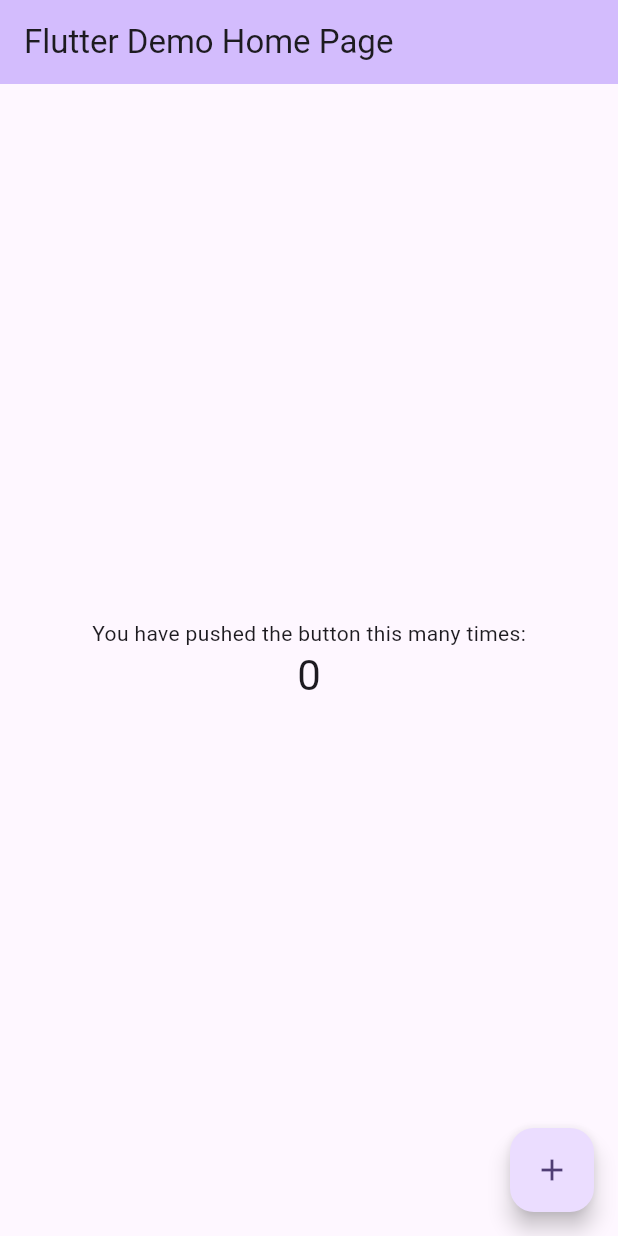
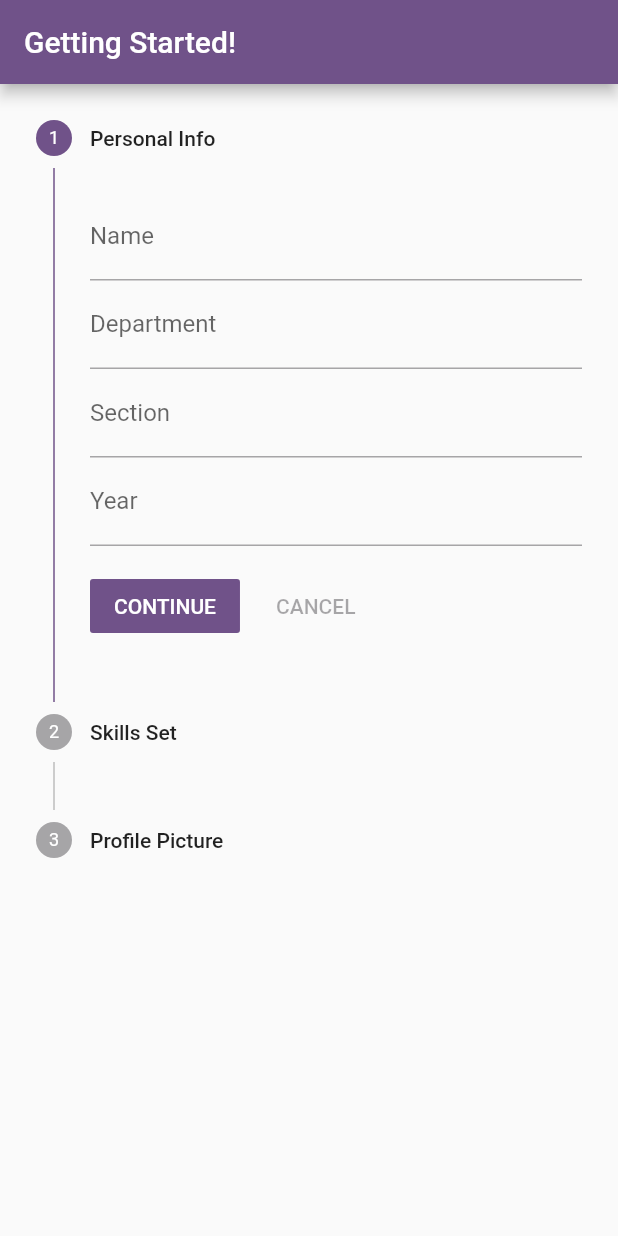
Before and after one commit to Rithik1611/team_up, a Flutter app: the screen it shows after launch, on a phone screen of 412 x 824 dp. Run offline on Flutter 3.47's test engine with Material 3 defaults, Android fonts, the phone set to English and light mode, and no system bars; our stand-ins replace dio, image_picker, sembast.

Commit message:
form page

```diff
--- /dev/null
+++ b/lib/api/dio_service.dart
@@ -0,0 +1,41 @@
+import 'package:dio/dio.dart';
+
+class DioService {
+  final Dio _dio = Dio()
+    ..interceptors.add(LogInterceptor(
+      request: true,
+      requestBody: true,
+      responseBody: true,
+      error: true,
+    ));
+
+  DioService() {
+    _dio.options.baseUrl =
+        'https://kcgteamupserver-production.up.railway.app/api';
+    _dio.interceptors.add(InterceptorsWrapper(
+      onRequest: (options, handler) async {
+        // Add Authorization token to the headers
+        options.headers['Authorization'] =
+            'Bearer eyJhbGciOiJIUzI1NiIsInR5cCI6IkpXVCJ9.eyJuYW1lIjoiQXN3aW4iLCJpZCI6IjY2YmVlZmQzNDJhOTE4Yzg0YWNkOTk3NyIsInJvbGUiOiJzdHVkZW50IiwiaWF0IjoxNzIzNzg5MjY3LCJleHAiOjE3MjYzODEyNjd9.n9pmbrvLlYd9HVl6vyCKulyKO7VpPr5WDHQEaY6o-ZE';
+        return handler.next(options); // Continue with the request
+      },
+    ));
+  }
+
+  // Update this method to accept FormData
+  Future<Response> postRequest(String endpoint, dynamic data) async {
+    try {
+      return await _dio.post(endpoint, data: data);
+    } catch (e) {
+      rethrow;
+    }
+  }
+
+  Future<Response> getRequest(String endpoint) async {
+    try {
+      return await _dio.get(endpoint);
+    } catch (e) {
+      rethrow;
+    }
+  }
+}
--- /dev/null
+++ b/lib/app/app_pallete.dart
@@ -0,0 +1,8 @@
+import 'package:flutter/material.dart';
+
+class AppPallete {
+  static const Color primary = Color.fromRGBO(103, 65, 136, 0);
+  static const Color primary2 = Color.fromRGBO(195, 172, 208, 0);
+  static const Color secondary = Color.fromRGBO(255, 251, 245, 0);
+  static const Color secondary2 = Color.fromRGBO(247, 239, 229, 0);
+}
--- a/lib/main.dart
+++ b/lib/main.dart
@@ -1,125 +1,27 @@
 import 'package:flutter/material.dart';
+import 'package:team_up/app/app_pallete.dart';
+import 'package:team_up/db/sembast_service.dart';
+import 'package:team_up/view/form_page.dart';
 
-void main() {
+void main() async {
+  WidgetsFlutterBinding.ensureInitialized();
+  await SembastService().init();
   runApp(const MyApp());
 }
 
 class MyApp extends StatelessWidget {
   const MyApp({super.key});
 
-  // This widget is the root of your application.
   @override
   Widget build(BuildContext context) {
     return MaterialApp(
-      title: 'Flutter Demo',
+      debugShowCheckedModeBanner: false,
+      title: 'Team Up',
       theme: ThemeData(
-        // This is the theme of your application.
-        //
-        // TRY THIS: Try running your application with "flutter run". You'll see
-        // the application has a purple toolbar. Then, without quitting the app,
-        // try changing the seedColor in the colorScheme below to Colors.green
-        // and then invoke "hot reload" (save your changes or press the "hot
-        // reload" button in a Flutter-supported IDE, or press "r" if you used
-        // the command line to start the app).
-        //
-        // Notice that the counter didn't reset back to zero; the application
-        // state is not lost during the reload. To reset the state, use hot
-        // restart instead.
-        //
-        // This works for code too, not just values: Most code changes can be
-        // tested with just a hot reload.
-        colorScheme: ColorScheme.fromSeed(seedColor: Colors.deepPurple),
-        useMaterial3: true,
+        colorScheme: ColorScheme.fromSeed(seedColor: AppPallete.primary),
+        useMaterial3: false,
       ),
-      home: const MyHomePage(title: 'Flutter Demo Home Page'),
+      home: FormPage(),
     );
   }
 }
-
-class MyHomePage extends StatefulWidget {
-  const MyHomePage({super.key, required this.title});
-
-  // This widget is the home page of your application. It is stateful, meaning
-  // that it has a State object (defined below) that contains fields that affect
-  // how it looks.
-
-  // This class is the configuration for the state. It holds the values (in this
-  // case the title) provided by the parent (in this case the App widget) and
-  // used by the build method of the State. Fields in a Widget subclass are
-  // always marked "final".
-
-  final String title;
-
-  @override
-  State<MyHomePage> createState() => _MyHomePageState();
-}
-
-class _MyHomePageState extends State<MyHomePage> {
-  int _counter = 0;
-
-  void _incrementCounter() {
-    setState(() {
-      // This call to setState tells the Flutter framework that something has
-      // changed in this State, which causes it to rerun the build method below
-      // so that the display can reflect the updated values. If we changed
-      // _counter without calling setState(), then the build method would not be
-      // called again, and so nothing would appear to happen.
-      _counter++;
-    });
-  }
-
-  @override
-  Widget build(BuildContext context) {
-    // This method is rerun every time setState is called, for instance as done
-    // by the _incrementCounter method above.
-    //
-    // The Flutter framework has been optimized to make rerunning build methods
-    // fast, so that you can just rebuild anything that needs updating rather
-    // than having to individually change instances of widgets.
-    return Scaffold(
-      appBar: AppBar(
-        // TRY THIS: Try changing the color here to a specific color (to
-        // Colors.amber, perhaps?) and trigger a hot reload to see the AppBar
-        // change color while the other colors stay the same.
-        backgroundColor: Theme.of(context).colorScheme.inversePrimary,
-        // Here we take the value from the MyHomePage object that was created by
-        // the App.build method, and use it to set our appbar title.
-        title: Text(widget.title),
-      ),
-      body: Center(
-        // Center is a layout widget. It takes a single child and positions it
-        // in the middle of the parent.
-        child: Column(
-          // Column is also a layout widget. It takes a list of children and
-          // arranges them vertically. By default, it sizes itself to fit its
-          // children horizontally, and tries to be as tall as its parent.
-          //
-          // Column has various properties to control how it sizes itself and
-          // how it positions its children. Here we use mainAxisAlignment to
-          // center the children vertically; the main axis here is the vertical
-          // axis because Columns are vertical (the cross axis would be
-          // horizontal).
-          //
-          // TRY THIS: Invoke "debug painting" (choose the "Toggle Debug Paint"
-          // action in the IDE, or press "p" in the console), to see the
-          // wireframe for each widget.
-          mainAxisAlignment: MainAxisAlignment.center,
-          children: <Widget>[
-            const Text(
-              'You have pushed the button this many times:',
-            ),
-            Text(
-              '$_counter',
-              style: Theme.of(context).textTheme.headlineMedium,
-            ),
-          ],
-        ),
-      ),
-      floatingActionButton: FloatingActionButton(
-        onPressed: _incrementCounter,
-        tooltip: 'Increment',
-        child: const Icon(Icons.add),
-      ), // This trailing comma makes auto-formatting nicer for build methods.
-    );
-  }
-}
--- /dev/null
+++ b/lib/models/student.dart
@@ -0,0 +1,27 @@
+import 'dart:io';
+
+class Student {
+  String name;
+  String year;
+  String department;
+  String section;
+  List<String> skills;
+  List<String> interests;
+  File profilePic;
+  String token;
+
+  Student({
+    required this.name,
+    required this.year,
+    required this.department,
+    required this.section,
+    List<String>? skills,
+    List<String>? interests,
+    File? profilePic,
+    String? token,
+  })  : token = token ??
+            'eyJhbGciOiJIUzI1NiIsInR5cCI6IkpXVCJ9.eyJuYW1lIjoiQXN3aW4iLCJpZCI6IjY2YmVlZmQzNDJhOTE4Yzg0YWNkOTk3NyIsInJvbGUiOiJzdHVkZW50IiwiaWF0IjoxNzIzNzg5MjY3LCJleHAiOjE3MjYzODEyNjd9.n9pmbrvLlYd9HVl6vyCKulyKO7VpPr5WDHQEaY6o-ZE',
+        skills = skills ?? [],
+        interests = interests ?? [],
+        profilePic = profilePic ?? File('');
+}
--- /dev/null
+++ b/lib/view/form_page.dart
@@ -0,0 +1,265 @@
+import 'dart:io';
+
+import 'package:dio/dio.dart';
+import 'package:flutter/material.dart';
+import 'package:image_picker/image_picker.dart';
+import 'package:team_up/api/dio_service.dart';
+
+class FormPage extends StatefulWidget {
+  const FormPage({super.key});
+
+  @override
+  State<FormPage> createState() => _FormPageState();
+}
+
+class _FormPageState extends State<FormPage> {
+  int currentStep = 0;
+  final _formKey = GlobalKey<FormState>();
+
+  String _name = '';
+  String _year = '';
+  String _department = '';
+  String _section = '';
+  List<String> _skills = [];
+  List<String> _interests = [];
+  File? _profilePic;
+
+  final ImagePicker _picker = ImagePicker();
+  final DioService _dioService = DioService(); // Instantiate DioService
+
+  Future<void> _pickProfilePic() async {
+    final pickedFile = await _picker.pickImage(source: ImageSource.gallery);
+
+    if (pickedFile != null) {
+      setState(() {
+        _profilePic = File(pickedFile.path);
+      });
+    }
+  }
+
+  Future<void> _sendData() async {
+    // Prepare the form data
+    FormData formData = FormData.fromMap({
+      'name': _name,
+      'year': _year,
+      'department': _department,
+      'section': _section,
+      'skills': _skills,
+      'interests': _interests,
+      if (_profilePic != null)
+        'profile_pic': await MultipartFile.fromFile(
+          _profilePic!.path,
+          filename: _profilePic!.path.split('/').last,
+        ),
+    });
+
+    // Print the contents of FormData in an object-like format
+    Map<String, dynamic> formDataMap = {
+      'name': _name,
+      'year': _year,
+      'department': _department,
+      'section': _section,
+      'skills': _skills,
+      'interests': _interests,
+      if (_profilePic != null) 'profile_pic': _profilePic!.path,
+    };
+    print(formDataMap);
+
+    // Send POST request using Dio
+    Response response =
+        await _dioService.postRequest('/user/updateProfile', formData);
+    print(response);
+
+    if (response.statusCode == 200) {
+      ScaffoldMessenger.of(context).showSnackBar(
+        const SnackBar(content: Text('Data submitted successfully')),
+      );
+    }
+  }
+
+  Future<void> _fetchData() async {
+    try {
+      // Send GET request using Dio
+      Response response = await _dioService.getRequest('/fetchData');
+      if (response.statusCode == 200) {
+        // Handle the fetched data
+        print(response.data); // Example: print fetched data to console
+      }
+    } catch (e) {
+      ScaffoldMessenger.of(context).showSnackBar(
+        SnackBar(content: Text('Failed to fetch data: $e')),
+      );
+    }
+  }
+
+  @override
+  Widget build(BuildContext context) {
+    return Scaffold(
+      appBar: AppBar(
+        title: const Text("Getting Started!"),
+      ),
+      body: Stepper(
+        type: StepperType.vertical,
+        steps: [
+          Step(
+            isActive: currentStep >= 0,
+            title: const Text("Personal Info"),
+            content: Form(
+              key: _formKey,
+              child: Column(
+                children: [
+                  TextFormField(
+                    onChanged: (value) => _name = value,
+                    decoration: const InputDecoration(labelText: 'Name'),
+                    validator: (value) {
+                      if (value == null || value.isEmpty) {
+                        return 'Please enter your name';
+                      }
+                      return null;
+                    },
+                  ),
+                  TextFormField(
+                    onChanged: (value) => _department = value,
+                    decoration: const InputDecoration(labelText: 'Department'),
+                    validator: (value) {
+                      if (value == null || value.isEmpty) {
+                        return 'Please enter your department';
+                      }
+                      return null;
+                    },
+                  ),
+                  TextFormField(
+                    onChanged: (value) => _section = value,
+                    decoration: const InputDecoration(labelText: 'Section'),
+                    validator: (value) {
+                      if (value == null || value.isEmpty) {
+                        return 'Please enter your section';
+                      }
+                      return null;
+                    },
+                  ),
+                  TextFormField(
+                    onChanged: (value) => _year = value,
+                    decoration: const InputDecoration(labelText: 'Year'),
+                    validator: (value) {
+                      if (value == null || value.isEmpty) {
+                        return 'Please enter your year';
+                      }
+                      return null;
+                    },
+                  ),
+                ],
+              ),
+            ),
+          ),
+          Step(
+            isActive: currentStep >= 1,
+            title: const Text("Skills Set"),
+            content: Column(
+              children: [
+                ..._skills.asMap().entries.map((entry) {
+                  int index = entry.key;
+                  return Row(
+                    children: [
+                      Expanded(
+                        child: TextFormField(
+                          onChanged: (value) => setState(() {
+                            _skills[index] = value;
+                          }),
+                          decoration: InputDecoration(
+                            labelText: 'Skill ${index + 1}',
+                          ),
+                        ),
+                      ),
+                      IconButton(
+                        icon: const Icon(Icons.remove),
+                        onPressed: () => setState(() {
+                          _skills.removeAt(index);
+                        }),
+                      ),
+                    ],
+                  );
+                }).toList(),
+                ElevatedButton(
+                  style: ButtonStyle(
+                      padding: MaterialStateProperty.all(
+                          EdgeInsets.symmetric(horizontal: 30))),
+                  onPressed: () => setState(() {
+                    _skills.add('');
+                  }),
+                  child: const Text('Add Skill'),
+                ),
+                SizedBox(
+                  height: 10,
+                ),
+                ..._interests.asMap().entries.map((entry) {
+                  int index = entry.key;
+                  return Row(
+                    children: [
+                      Expanded(
+                        child: TextFormField(
+                          onChanged: (value) => setState(() {
+                            _interests[index] = value;
+                          }),
+                          decoration: InputDecoration(
+                            labelText: 'Interest ${index + 1}',
+                          ),
+                        ),
+                      ),
+                      IconButton(
+                        icon: const Icon(Icons.remove),
+                        onPressed: () => setState(() {
+                          _interests.removeAt(index);
+                        }),
+                      ),
+                    ],
+                  );
+                }).toList(),
+                ElevatedButton(
+                  onPressed: () => setState(() {
+                    _interests.add('');
+                  }),
+                  child: const Text('Add Interest'),
+                ),
+              ],
+            ),
+          ),
+          Step(
+            isActive: currentStep >= 2,
+            title: const Text("Profile Picture"),
+            content: Column(
+              children: [
+                ElevatedButton(
+                  onPressed: _pickProfilePic,
+                  child: const Text('Pick Profile Picture'),
+                ),
+                if (_profilePic != null) ...[
+                  Image.file(_profilePic!, width: 100, height: 100),
+                ],
+              ],
+            ),
+          ),
+        ],
+        currentStep: currentStep,
+        onStepContinue: () {
+          if (_formKey.currentState?.validate() ?? false) {
+            if (currentStep < 2) {
+              setState(() {
+                currentStep += 1;
+              });
+            } else {
+              _sendData();
+            }
+          }
+        },
+        onStepCancel: currentStep == 0
+            ? null
+            : () {
+                setState(() {
+                  currentStep -= 1;
+                });
+              },
+      ),
+    );
+  }
+}
--- /dev/null
+++ b/lib/view/next_page.dart
@@ -0,0 +1,34 @@
+import 'package:flutter/material.dart';
+import 'package:team_up/models/student.dart';
+
+class NextPage extends StatelessWidget {
+  final Student student;
+
+  const NextPage({super.key, required this.student});
+
+  @override
+  Widget build(BuildContext context) {
+    return Scaffold(
+      appBar: AppBar(
+        title: const Text("Next Page"),
+      ),
+      body: Padding(
+        padding: const EdgeInsets.all(16.0),
+        child: Column(
+          crossAxisAlignment: CrossAxisAlignment.start,
+          children: [
+            Text("Name: ${student.name}"),
+            Text("Department: ${student.department}"),
+            Text("Section: ${student.section}"),
+            Text("Year: ${student.year}"),
+            Text("Skills: ${student.skills.join(', ')}"),
+            Text("Interests: ${student.interests.join(', ')}"),
+            student.profilePic.path.isNotEmpty
+                ? Image.file(student.profilePic, height: 100)
+                : const Text('No profile picture selected.'),
+          ],
+        ),
+      ),
+    );
+  }
+}
--- a/pubspec.yaml
+++ b/pubspec.yaml
@@ -35,6 +35,10 @@ dependencies:
   # The following adds the Cupertino Icons font to your application.
   # Use with the CupertinoIcons class for iOS style icons.
   cupertino_icons: ^1.0.6
+  image_picker: ^1.1.2
+  dio: ^5.6.0
+  sembast: ^3.7.2
+  path_provider: ^2.1.4
 
 dev_dependencies:
   flutter_test:
```
Also changed, not shown: lib/db/sembast_service.dart (added, +25 -0 lines), lib/db/token_repository.dart (added, +16 -0 lines), pubspec.lock, 6 other files.
